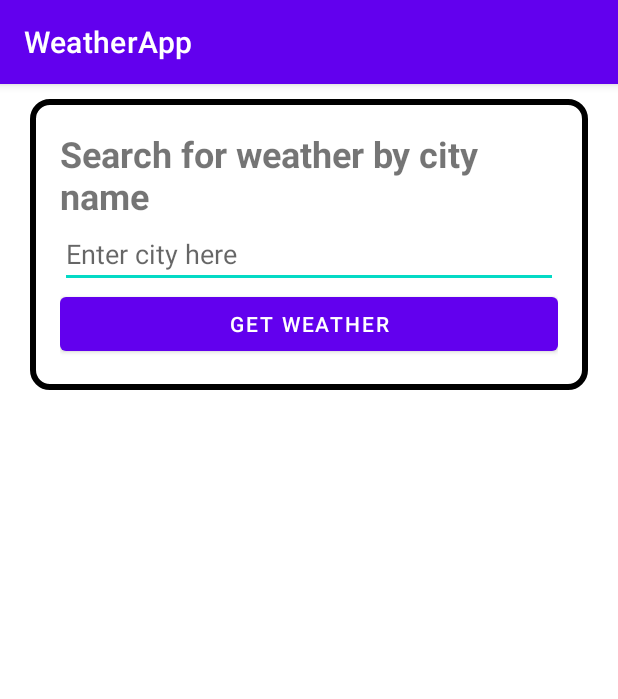
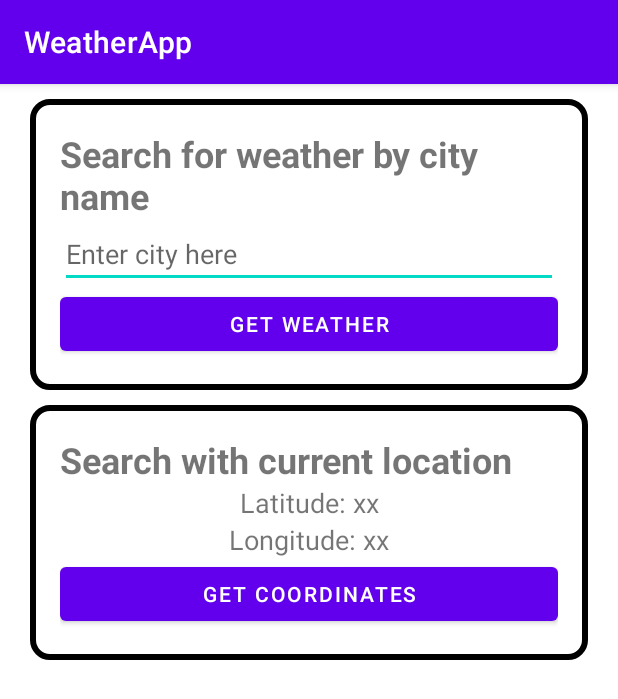
Before and after one commit to haelina/WeatherApp, an Android app: the screen it shows after launch (MainActivity), on a phone screen of 412 x 824 dp. Shown: the top 699 px of the screen. Run offline under Robolectric (Android 15) with nearby library versions, the phone set to English and light mode, and no system bars.

Commit message:
Add scrollview and search with current location.

```diff
--- a/WeatherApp/app/src/main/res/layout/activity_main.xml
+++ b/WeatherApp/app/src/main/res/layout/activity_main.xml
@@ -7,7 +7,13 @@
     android:layout_height="match_parent"
     tools:context=".MainActivity"
     android:background="@color/white">
-
+    <ScrollView
+        android:layout_width="match_parent"
+        android:layout_height="match_parent">
+        <LinearLayout
+            android:orientation="vertical"
+            android:layout_width="match_parent"
+            android:layout_height="wrap_content">
             <LinearLayout
                 android:orientation="vertical"
                 android:layout_width="match_parent"
@@ -34,12 +40,47 @@
                 android:onClick="clickedSearch"/>
             </LinearLayout>
             <LinearLayout
+                android:orientation="vertical"
+                android:layout_width="match_parent"
+                android:layout_height="wrap_content"
+                android:background="@drawable/shape"
+                android:layout_marginTop="10dp"
+                android:layout_marginHorizontal="20dp">
+                <TextView
+                    android:text="Search with current location"
+                    android:textStyle="bold"
+                    android:textSize="24dp"
+                    android:layout_width="match_parent"
+                    android:layout_height="wrap_content" />
+                <TextView
+                    android:id="@+id/latitude"
+                    android:text="Latitude: xx"
+                    android:textAlignment="center"
+                    android:textSize="18dp"
+                    android:layout_width="match_parent"
+                    android:layout_height="wrap_content" />
+                <TextView
+                    android:id="@+id/longitude"
+                    android:text="Longitude: xx"
+                    android:textAlignment="center"
+                    android:textSize="18dp"
+                    android:layout_width="match_parent"
+                    android:layout_height="wrap_content" />
+                <Button
+                    android:id="@+id/getCoordinatesButton"
+                    android:text="Get coordinates"
+                    android:layout_width="match_parent"
+                    android:layout_height="wrap_content"
+                    android:onClick="clickGetCoordinates"/>
+            </LinearLayout>
+            <LinearLayout
                 android:id="@+id/weatherData"
                 android:visibility="gone"
                 android:orientation="vertical"
                 android:layout_width="match_parent"
                 android:layout_height="wrap_content"
                 android:layout_marginTop="30dp"
+                android:layout_marginBottom="100dp"
                 android:layout_marginHorizontal="20dp"
                 android:background="@drawable/shape">
             <TextView
@@ -118,3 +159,5 @@
                     android:textAlignment="center" />
             </LinearLayout>
         </LinearLayout>
+    </ScrollView>
+</LinearLayout>
```
Lines whose indentation alone changed are shown as unchanged.
